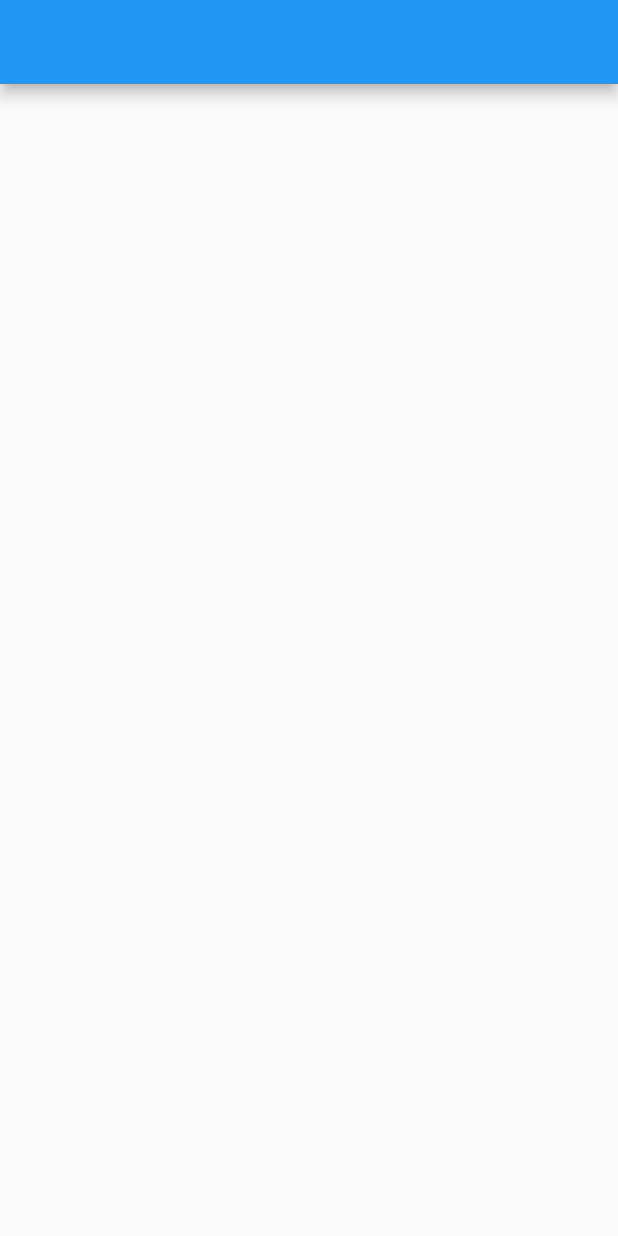
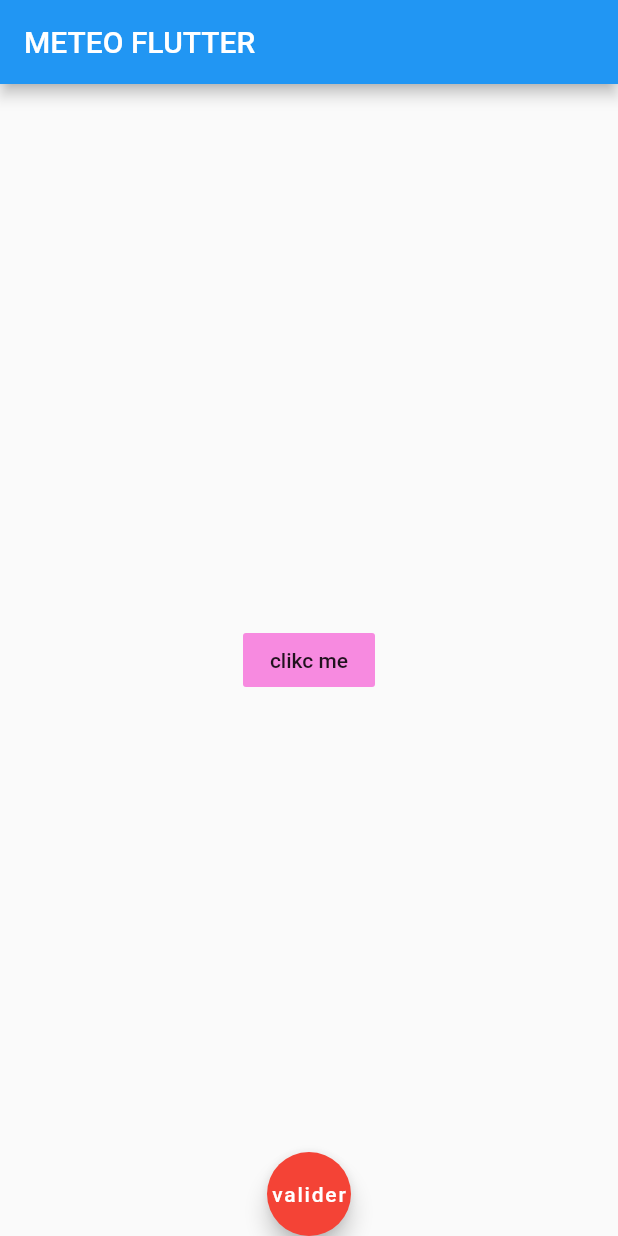
Before and after one commit to darksh3ll/learn_flutter, a Flutter app: the screen it shows after launch, on a phone screen of 412 x 824 dp. Run offline on Flutter 3.47's test engine with Material 2 defaults, Android fonts, the phone set to English and light mode, and no system bars.

Commit message:
feat button

```diff
--- a/lib/main.dart
+++ b/lib/main.dart
@@ -25,11 +25,38 @@ class MyHomePage extends StatefulWidget {
 }
 
 class _MyHomePageState extends State<MyHomePage> {
+
   @override
   Widget build(BuildContext context) {
+     Color _colorFromHex(String hexColor) {
+      final hexCode = hexColor.replaceAll('#', '');
+      return Color(int.parse('FF$hexCode', radix: 16));
+    }
+    Color color2 = _colorFromHex("#f78ae0");
     return Scaffold(
-      appBar: AppBar(),
-      body: Container(),
+      appBar: AppBar(
+        title: Text("METEO FLUTTER"),
+      ),
+      body: Center(
+        child:FlatButton(
+          onPressed: (){
+           print("hello");
+          },
+          child: Text('clikc me'),
+          color:color2
+        )
+      ),
+      floatingActionButton: FloatingActionButton(
+        onPressed: () {
+          print("coucou");
+        },
+        child: Text('valider'),
+        backgroundColor: Colors.red,
+        hoverColor: Colors.amberAccent,
+        tooltip: "Clik me",
+      ),
+      floatingActionButtonLocation:FloatingActionButtonLocation.centerDocked,
+
     );
   }
 }
```
